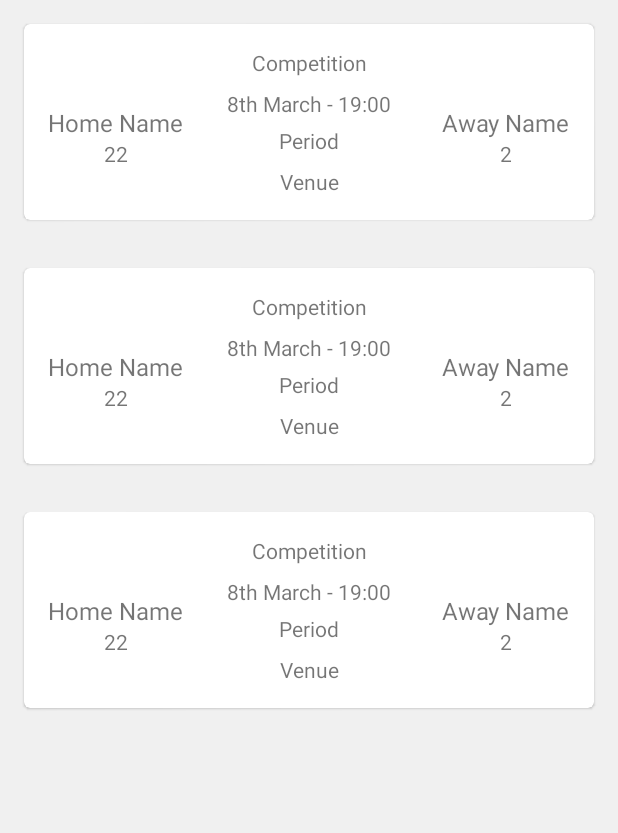
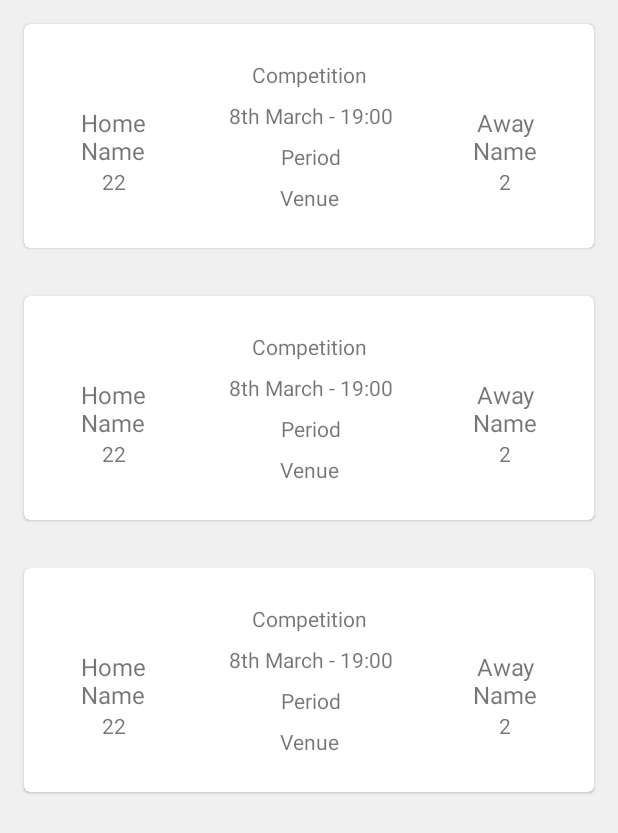
Before and after one commit to ricardorsdev/Incrowd-Task, an Android app: the layout fixture_list_fragment.xml on its own in the app's theme, with its tools: preview values and no code run, on a phone screen of 412 x 824 dp. Shown: the top 833 px of the screen. Run offline under Robolectric (Android 15) with nearby library versions, the phone set to English and light mode, and no system bars.

Commit message:
refactor: reorganizing XML layout, removing hardcoded values and adjusting constraints

```diff
--- a/app/src/main/res/layout/fixture_layout.xml
+++ b/app/src/main/res/layout/fixture_layout.xml
@@ -1,76 +1,50 @@
 <?xml version="1.0" encoding="utf-8"?>
-<com.google.android.material.card.MaterialCardView
-    xmlns:android="http://schemas.android.com/apk/res/android"
+<com.google.android.material.card.MaterialCardView xmlns:android="http://schemas.android.com/apk/res/android"
     xmlns:app="http://schemas.android.com/apk/res-auto"
     xmlns:tools="http://schemas.android.com/tools"
     android:layout_width="match_parent"
     android:layout_height="wrap_content"
-    android:layout_margin="16dp"
-    >
+    android:layout_margin="@dimen/margin_default">
 
     <androidx.constraintlayout.widget.ConstraintLayout
         android:layout_width="match_parent"
         android:layout_height="wrap_content"
-        android:padding="16dp"
-        >
+        android:padding="@dimen/margin_default">
 
-        <TextView
-            android:id="@+id/competition"
+        <androidx.constraintlayout.widget.Guideline
+            android:id="@+id/guideline1"
             android:layout_width="wrap_content"
             android:layout_height="wrap_content"
-            app:layout_constraintBottom_toTopOf="@id/dateTime"
-            app:layout_constraintEnd_toEndOf="parent"
-            app:layout_constraintStart_toStartOf="parent"
-            app:layout_constraintTop_toTopOf="parent"
-            tools:text="Competition"
-            />
+            android:orientation="vertical"
+            app:layout_constraintGuide_percent="0.25" />
 
-        <TextView
-            android:id="@+id/dateTime"
+        <androidx.constraintlayout.widget.Guideline
+            android:id="@+id/guideline2"
             android:layout_width="wrap_content"
             android:layout_height="wrap_content"
-            android:layout_marginTop="8dp"
-            android:text="8th March - 19:00"
-            app:layout_constraintBottom_toTopOf="@id/period"
-            app:layout_constraintEnd_toEndOf="parent"
+            android:orientation="vertical"
+            app:layout_constraintGuide_percent="0.75" />
+
+        <androidx.constraintlayout.widget.ConstraintLayout
+            android:layout_width="0dp"
+            android:layout_height="wrap_content"
+            android:padding="@dimen/padding_small"
+            app:layout_constraintBottom_toBottomOf="parent"
+            app:layout_constraintEnd_toStartOf="@id/guideline1"
             app:layout_constraintStart_toStartOf="parent"
-            app:layout_constraintTop_toBottomOf="@id/competition"
-            />
-
-        <TextView
-            android:id="@+id/period"
-            android:layout_width="wrap_content"
-            android:layout_height="wrap_content"
-            android:layout_marginTop="8px"
-            app:layout_constraintBottom_toTopOf="@id/venue"
-            app:layout_constraintEnd_toEndOf="parent"
-            app:layout_constraintStart_toStartOf="parent"
-            app:layout_constraintTop_toBottomOf="@id/dateTime"
-            tools:text="Period"
-            />
-
-        <TextView
-            android:id="@+id/venue"
-            android:layout_width="wrap_content"
-            android:layout_height="wrap_content"
-            android:layout_marginTop="8dp"
-            app:layout_constraintBottom_toBottomOf="parent"
-            app:layout_constraintEnd_toEndOf="parent"
-            app:layout_constraintStart_toStartOf="parent"
-            app:layout_constraintTop_toBottomOf="@id/period"
-            tools:text="Venue"
-            />
+            app:layout_constraintTop_toTopOf="parent">
 
             <TextView
                 android:id="@+id/homeName"
                 android:layout_width="wrap_content"
                 android:layout_height="wrap_content"
-            android:textSize="16dp"
+                android:textAlignment="center"
+                android:textSize="@dimen/text_size_medium"
                 app:layout_constraintBottom_toBottomOf="parent"
+                app:layout_constraintEnd_toEndOf="parent"
                 app:layout_constraintStart_toStartOf="parent"
                 app:layout_constraintTop_toTopOf="parent"
-            tools:text="Home Name"
-            />
+                tools:text="Home Name" />
 
             <TextView
                 android:id="@+id/homeScore"
@@ -79,19 +53,88 @@
                 app:layout_constraintEnd_toEndOf="@id/homeName"
                 app:layout_constraintStart_toStartOf="@id/homeName"
                 app:layout_constraintTop_toBottomOf="@id/homeName"
-            tools:text="22"
-            />
+                tools:text="22" />
+
+        </androidx.constraintlayout.widget.ConstraintLayout>
+
+        <androidx.constraintlayout.widget.ConstraintLayout
+            android:layout_width="0dp"
+            android:layout_height="wrap_content"
+            android:padding="@dimen/padding_small"
+            app:layout_constraintBottom_toBottomOf="parent"
+            app:layout_constraintEnd_toStartOf="@id/guideline2"
+            app:layout_constraintStart_toEndOf="@id/guideline1"
+            app:layout_constraintTop_toTopOf="parent">
+
+            <TextView
+                android:id="@+id/competition"
+                android:layout_width="wrap_content"
+                android:layout_height="wrap_content"
+                android:textAlignment="center"
+                app:layout_constraintBottom_toTopOf="@id/dateTime"
+                app:layout_constraintEnd_toEndOf="parent"
+                app:layout_constraintStart_toStartOf="parent"
+                app:layout_constraintTop_toTopOf="parent"
+                tools:text="Competition" />
+
+            <TextView
+                android:id="@+id/dateTime"
+                android:layout_width="wrap_content"
+                android:layout_height="wrap_content"
+                android:layout_marginTop="@dimen/margin_small"
+                android:textAlignment="center"
+                app:layout_constraintBottom_toTopOf="@id/period"
+                app:layout_constraintEnd_toEndOf="parent"
+                app:layout_constraintStart_toStartOf="parent"
+                app:layout_constraintTop_toBottomOf="@id/competition"
+                tools:text="8th March - 19:00" />
+
+            <TextView
+                android:id="@+id/period"
+                android:layout_width="wrap_content"
+                android:layout_height="wrap_content"
+                android:layout_marginTop="@dimen/margin_small"
+                android:textAlignment="center"
+                app:layout_constraintBottom_toTopOf="@id/venue"
+                app:layout_constraintEnd_toEndOf="parent"
+                app:layout_constraintStart_toStartOf="parent"
+                app:layout_constraintTop_toBottomOf="@id/dateTime"
+                tools:text="Period" />
+
+            <TextView
+                android:id="@+id/venue"
+                android:layout_width="wrap_content"
+                android:layout_height="wrap_content"
+                android:layout_marginTop="@dimen/margin_small"
+                android:textAlignment="center"
+                app:layout_constraintBottom_toBottomOf="parent"
+                app:layout_constraintEnd_toEndOf="parent"
+                app:layout_constraintStart_toStartOf="parent"
+                app:layout_constraintTop_toBottomOf="@id/period"
+                tools:text="Venue" />
+
+        </androidx.constraintlayout.widget.ConstraintLayout>
+
+        <androidx.constraintlayout.widget.ConstraintLayout
+            android:layout_width="0dp"
+            android:layout_height="wrap_content"
+            android:padding="@dimen/padding_small"
+            app:layout_constraintBottom_toBottomOf="parent"
+            app:layout_constraintEnd_toEndOf="parent"
+            app:layout_constraintStart_toEndOf="@id/guideline2"
+            app:layout_constraintTop_toTopOf="parent">
 
             <TextView
                 android:id="@+id/awayName"
                 android:layout_width="wrap_content"
                 android:layout_height="wrap_content"
-            android:textSize="16dp"
+                android:textAlignment="center"
+                android:textSize="@dimen/text_size_medium"
+                app:layout_constraintStart_toStartOf="parent"
                 app:layout_constraintBottom_toBottomOf="parent"
                 app:layout_constraintEnd_toEndOf="parent"
                 app:layout_constraintTop_toTopOf="parent"
-            tools:text="Away Name"
-            />
+                tools:text="Away Name" />
 
             <TextView
                 android:id="@+id/awayScore"
@@ -100,8 +143,9 @@
                 app:layout_constraintEnd_toEndOf="@id/awayName"
                 app:layout_constraintStart_toStartOf="@id/awayName"
                 app:layout_constraintTop_toBottomOf="@id/awayName"
-            tools:text="2"
-            />
+                tools:text="2" />
+
+        </androidx.constraintlayout.widget.ConstraintLayout>
 
     </androidx.constraintlayout.widget.ConstraintLayout>
 
--- a/app/src/main/res/layout/fixture_list_fragment.xml
+++ b/app/src/main/res/layout/fixture_list_fragment.xml
@@ -5,7 +5,7 @@
     xmlns:tools="http://schemas.android.com/tools"
     android:layout_width="match_parent"
     android:layout_height="match_parent"
-    android:background="#F0F0F0"
+    android:background="@color/background_color"
     >
 
     <androidx.swiperefreshlayout.widget.SwipeRefreshLayout
--- a/app/src/main/res/values/colors.xml
+++ b/app/src/main/res/values/colors.xml
@@ -7,4 +7,5 @@
     <color name="teal_700">#FF018786</color>
     <color name="black">#FF000000</color>
     <color name="white">#FFFFFFFF</color>
+    <color name="background_color">#F0F0F0</color>
 </resources>
--- /dev/null
+++ b/app/src/main/res/values/dimens.xml
@@ -0,0 +1,9 @@
+<?xml version="1.0" encoding="utf-8"?>
+<resources>
+    <dimen name="margin_default">16dp</dimen>
+    <dimen name="margin_small">8dp</dimen>
+    <dimen name="padding_default">16dp</dimen>
+    <dimen name="padding_small">8dp</dimen>
+
+    <dimen name="text_size_medium">16sp</dimen>
+</resources>
```
Lines whose indentation alone changed are shown as unchanged.
